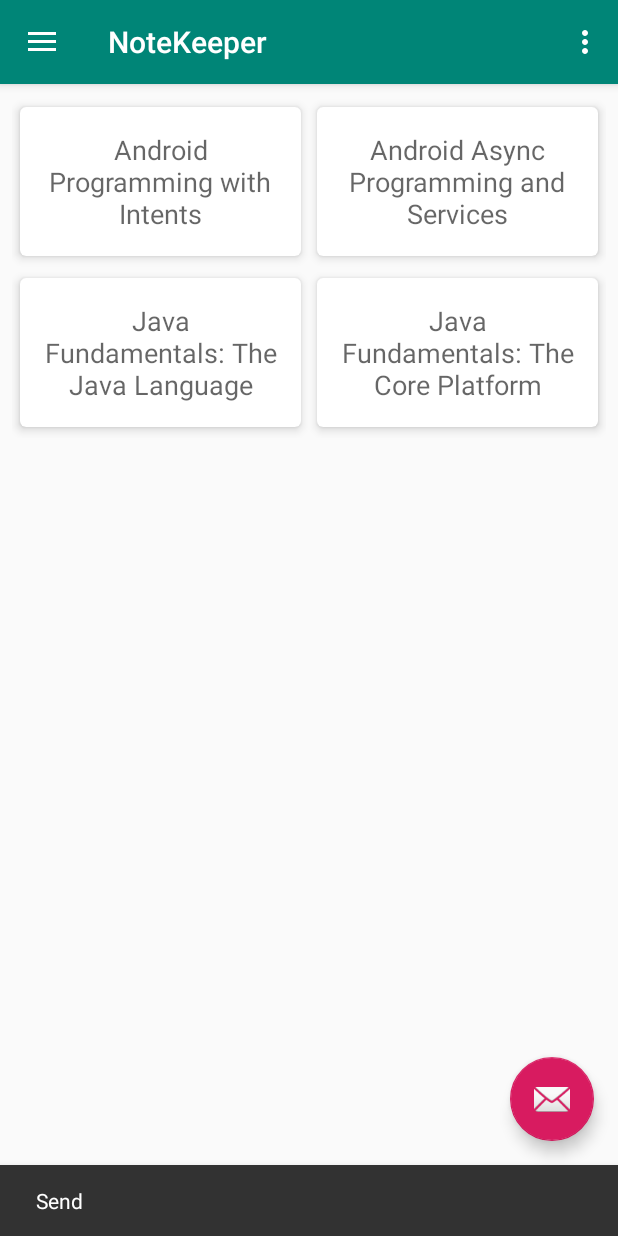
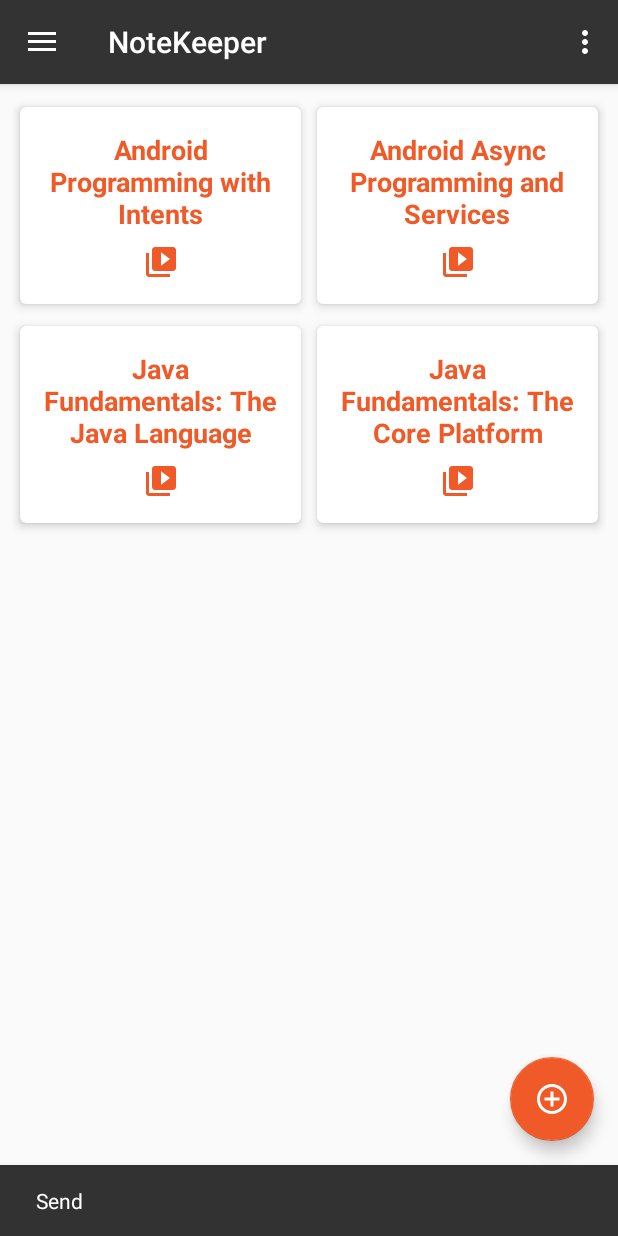
Before and after one commit to k3lv1nd/NoteKeeper, an Android app: the screen it shows after launch (Main), in the side drawer, after a tap on "Send", on a phone screen of 412 x 824 dp. Run offline under Robolectric (Android 15) with nearby library versions, the phone set to English and light mode, and no system bars.

Commit message:
customizing the app using styles

```diff
--- a/app/src/main/java/kelvin/notekeeper/com/Main.java
+++ b/app/src/main/java/kelvin/notekeeper/com/Main.java
@@ -61,7 +61,8 @@ public class Main extends AppCompatActivity
 
         mRecyclerItems = (RecyclerView) findViewById(R.id.list_items);
         mNotesLayoutManager = new LinearLayoutManager(this);
-        mCoursesLayoutManager = new GridLayoutManager(this,2);
+        mCoursesLayoutManager = new GridLayoutManager(this,
+                getResources().getInteger(R.integer.course_grid_span));
 
         List<NoteInfo> notes = DataManager.getInstance().getNotes();
         mNoteRecyclerAdapter = new NoteRecyclerAdapter(this,notes);
@@ -144,10 +145,10 @@ public class Main extends AppCompatActivity
 
         }
         else if (id == R.id.nav_share) {
-            handleSelection("Don't you think you have Shared Enough?");
+            handleSelection(R.string.nav_share_message);
 
         } else if (id == R.id.nav_send) {
-            handleSelection("Send");
+            handleSelection(R.string.nav_send_message);
 
         }
 
@@ -156,8 +157,8 @@ public class Main extends AppCompatActivity
         return true;
     }
 
-    private void handleSelection(String message) {
+    private void handleSelection(int message_id) {
         View view =  findViewById(R.id.list_items);
-        Snackbar.make(view, message, Snackbar.LENGTH_LONG).show();
+        Snackbar.make(view, message_id, Snackbar.LENGTH_LONG).show();
     }
 }
--- /dev/null
+++ b/app/src/main/res/drawable/ic_add_circle_outline_black_24dp.xml
@@ -0,0 +1,9 @@
+<vector xmlns:android="http://schemas.android.com/apk/res/android"
+        android:width="24dp"
+        android:height="24dp"
+        android:viewportWidth="24.0"
+        android:viewportHeight="24.0">
+    <path
+        android:fillColor="#FF000000"
+        android:pathData="M13,7h-2v4L7,11v2h4v4h2v-4h4v-2h-4L13,7zM12,2C6.48,2 2,6.48 2,12s4.48,10 10,10 10,-4.48 10,-10S17.52,2 12,2zM12,20c-4.41,0 -8,-3.59 -8,-8s3.59,-8 8,-8 8,3.59 8,8 -3.59,8 -8,8z"/>
+</vector>
--- /dev/null
+++ b/app/src/main/res/drawable/ic_assignment_black_24dp.xml
@@ -0,0 +1,9 @@
+<vector xmlns:android="http://schemas.android.com/apk/res/android"
+        android:width="24dp"
+        android:height="24dp"
+        android:viewportWidth="24.0"
+        android:viewportHeight="24.0">
+    <path
+        android:fillColor="#FF000000"
+        android:pathData="M19,3h-4.18C14.4,1.84 13.3,1 12,1c-1.3,0 -2.4,0.84 -2.82,2L5,3c-1.1,0 -2,0.9 -2,2v14c0,1.1 0.9,2 2,2h14c1.1,0 2,-0.9 2,-2L21,5c0,-1.1 -0.9,-2 -2,-2zM12,3c0.55,0 1,0.45 1,1s-0.45,1 -1,1 -1,-0.45 -1,-1 0.45,-1 1,-1zM14,17L7,17v-2h7v2zM17,13L7,13v-2h10v2zM17,9L7,9L7,7h10v2z"/>
+</vector>
--- a/app/src/main/res/layout/app_bar_main.xml
+++ b/app/src/main/res/layout/app_bar_main.xml
@@ -24,10 +24,11 @@
 
     <android.support.design.widget.FloatingActionButton
         android:id="@+id/fab"
+        style="@style/AddFab"
         android:layout_width="wrap_content"
         android:layout_height="wrap_content"
         android:layout_gravity="bottom|end"
         android:layout_margin="@dimen/fab_margin"
-        app:srcCompat="@android:drawable/ic_dialog_email" />
+        android:tint="@android:color/white" />
 
 </android.support.design.widget.CoordinatorLayout>
--- a/app/src/main/res/layout/content_note.xml
+++ b/app/src/main/res/layout/content_note.xml
@@ -29,7 +29,7 @@
         android:layout_marginBottom="568dp"
         android:ems="10"
         android:gravity="start|top"
-        android:hint="Note Title"
+        android:hint="@string/note_title_hint"
         android:inputType="textMultiLine"
         app:layout_constraintBottom_toBottomOf="parent"
         app:layout_constraintEnd_toEndOf="@+id/spinner_courses"
@@ -43,6 +43,7 @@
         android:layout_marginTop="16dp"
         android:ems="10"
         android:gravity="start|top"
+        android:hint="@string/note_text_hint"
         android:inputType="textMultiLine"
         app:layout_constraintEnd_toEndOf="@+id/text_note_title"
         app:layout_constraintStart_toStartOf="@+id/text_note_title"
--- a/app/src/main/res/layout/item_course_list.xml
+++ b/app/src/main/res/layout/item_course_list.xml
@@ -25,11 +25,24 @@
                 android:layout_height="wrap_content"
                 android:text="TextView"
                 android:textAlignment="center"
-                android:textAppearance="@style/TextAppearance.AppCompat.Medium"
+                android:textAppearance="@style/CourseTitle"
                 app:layout_constraintEnd_toEndOf="parent"
                 app:layout_constraintStart_toStartOf="parent"
                 app:layout_constraintTop_toTopOf="parent" />
 
+            <ImageView
+                android:id="@+id/imageView2"
+                android:layout_width="wrap_content"
+                android:layout_height="wrap_content"
+                android:layout_marginStart="8dp"
+                android:layout_marginTop="8dp"
+                android:layout_marginEnd="8dp"
+                android:tint="@color/pluralSight_orange"
+                app:layout_constraintEnd_toEndOf="parent"
+                app:layout_constraintStart_toStartOf="parent"
+                app:layout_constraintTop_toBottomOf="@+id/text_course"
+                app:srcCompat="@drawable/ic_menu_slideshow" />
+
         </android.support.constraint.ConstraintLayout>
     </android.support.v7.widget.CardView>
 </FrameLayout>
--- a/app/src/main/res/menu/activity_main_launcher_drawer.xml
+++ b/app/src/main/res/menu/activity_main_launcher_drawer.xml
@@ -6,11 +6,11 @@
     <group android:checkableBehavior="single">
         <item
             android:id="@+id/nav_notes"
-            android:icon="@drawable/ic_menu_camera"
+            android:icon="@drawable/ic_assignment_black_24dp"
             android:title="Notes" />
         <item
             android:id="@+id/nav_courses"
-            android:icon="@drawable/ic_menu_gallery"
+            android:icon="@drawable/ic_menu_slideshow"
             android:title="Courses" />
     </group>
 
--- a/app/src/main/res/values/colors.xml
+++ b/app/src/main/res/values/colors.xml
@@ -1,6 +1,7 @@
 <?xml version="1.0" encoding="utf-8"?>
 <resources>
-    <color name="colorPrimary">#008577</color>
-    <color name="colorPrimaryDark">#00574B</color>
-    <color name="colorAccent">#D81B60</color>
+    <color name="colorPrimary">#333333</color>
+    <color name="colorPrimaryDark">#222222</color>
+    <color name="colorAccent">@color/pluralSight_orange</color>
+    <color name="pluralSight_orange">#F05A28</color>
 </resources>
--- a/app/src/main/res/values/strings.xml
+++ b/app/src/main/res/values/strings.xml
@@ -15,4 +15,8 @@
     <string name="menu_tools">Tools</string>
     <string name="menu_share">Share</string>
     <string name="menu_send">Send</string>
+    <string name="note_title_hint">Note Title</string>
+    <string name="note_text_hint">Note Text</string>
+    <string name="nav_share_message">Don\'t you think you have Shared Enough?</string>
+    <string name="nav_send_message">Send</string>
 </resources>
--- a/app/src/main/res/values/styles.xml
+++ b/app/src/main/res/values/styles.xml
@@ -17,4 +17,15 @@
 
     <style name="AppTheme.PopupOverlay" parent="ThemeOverlay.AppCompat.Light" />
 
+    <style name="CourseTitle" parent="@style/TextAppearance.AppCompat.Medium">
+        <item name="android:textColor">@color/pluralSight_orange</item>
+        <item name="android:textStyle">bold</item>
+    </style>
+
+
+    <style name="AddFab" parent="@style/Widget.Design.FloatingActionButton">
+        <item name="srcCompat">@drawable/ic_add_circle_outline_black_24dp</item>
+        <item name="android:tint">@android:color/white</item>
+    </style>
+
 </resources>
--- /dev/null
+++ b/app/src/main/res/values/ui_constants.xml
@@ -0,0 +1,4 @@
+<?xml version="1.0" encoding="utf-8"?>
+<resources>
+    <integer name="course_grid_span">2</integer>
+</resources>
```
Also changed, not shown: app/src/main/res/layout/item_note_list.xml (+16 -3 lines), 1 other file.
